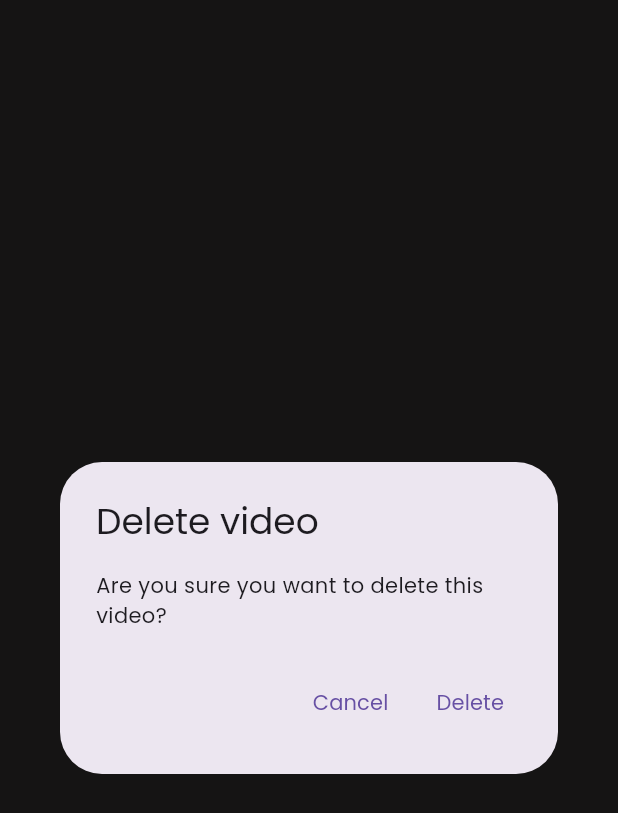
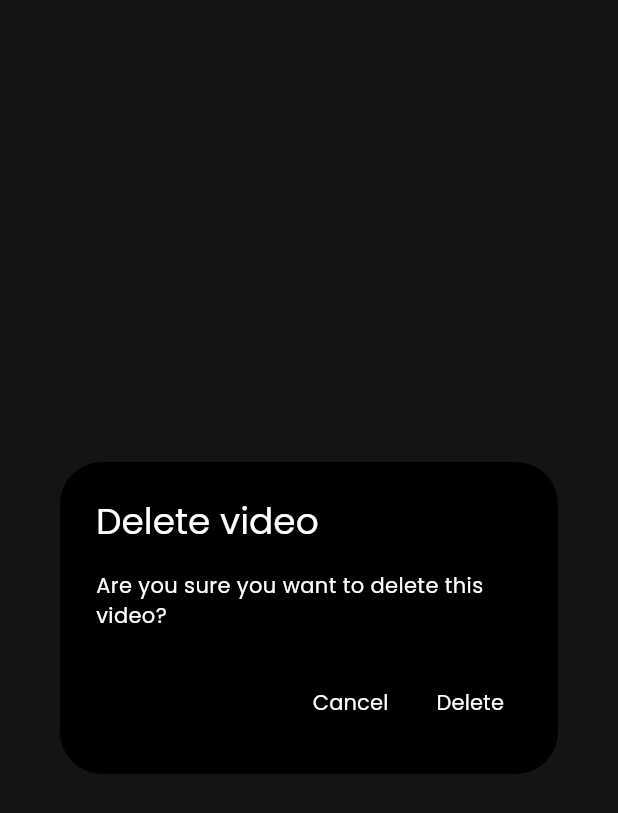
Before and after one commit to A-Asghar/offline_tube, a Flutter app: the DeleteDialog widget shown alone on an empty page, opened directly with empty values, on a phone screen of 412 x 824 dp. Shown: the top 813 px of the screen. Run offline on Flutter 3.47's test engine with Material 3 defaults, Android fonts, the phone set to English and light mode, and no system bars; our stand-ins replace audio_service, cached_network_image, flutter_svg, get_it, hive, hive_flutter and 5 more; missing offline and left inert: observable_ish, youtube_explode_dart; accounts and stored records are empty.

Commit message:
code optimizations

```diff
--- a/lib/downloads/widgets/download_item.dart
+++ b/lib/downloads/widgets/download_item.dart
@@ -1,5 +1,6 @@
 import 'package:cached_network_image/cached_network_image.dart';
 import 'package:flutter/material.dart';
+import 'package:offline_tube/widgets/loading_widget.dart';
 import 'package:youtube_explode_dart/youtube_explode_dart.dart';
 
 class DownloadItem extends StatelessWidget {
@@ -115,10 +116,24 @@ class _DeleteDialogState extends State<DeleteDialog> {
   @override
   Widget build(BuildContext context) {
     return AlertDialog(
-      title: const Text('Delete video'),
+      backgroundColor: Colors.black,
+      title: const Text(
+        'Delete video',
+        style: TextStyle(
+          color: Colors.white,
+        ),
+      ),
       content: _isLoading
-          ? const Center(child: CircularProgressIndicator())
-          : const Text('Are you sure you want to delete this video?'),
+          ? const Column(
+              mainAxisSize: MainAxisSize.min,
+              children: [Loading()],
+            )
+          : const Text(
+              'Are you sure you want to delete this video?',
+              style: TextStyle(
+                color: Colors.white,
+              ),
+            ),
       actions: _isLoading
           ? []
           : [
@@ -126,7 +141,12 @@ class _DeleteDialogState extends State<DeleteDialog> {
                 onPressed: () {
                   Navigator.pop(context);
                 },
-                child: const Text('Cancel'),
+                child: const Text(
+                  'Cancel',
+                  style: TextStyle(
+                    color: Colors.white,
+                  ),
+                ),
               ),
               TextButton(
                 onPressed: () async {
@@ -137,7 +157,12 @@ class _DeleteDialogState extends State<DeleteDialog> {
                   // ignore: use_build_context_synchronously
                   Navigator.pop(context);
                 },
-                child: const Text('Delete'),
+                child: const Text(
+                  'Delete',
+                  style: TextStyle(
+                    color: Colors.white,
+                  ),
+                ),
               ),
             ],
     );
--- a/lib/services/youtube_service.dart
+++ b/lib/services/youtube_service.dart
@@ -74,6 +74,7 @@ class YoutubeService {
             await fileStream.flush();
             await fileStream.close();
             downloadsService.remove(videoId);
+            downloadsService.handleDownloadComplete(videoId);
           },
           onError: (e) {
             debugPrint('Download error for $videoId: $e');
```
Also changed, not shown: lib/bottom_nav_bar/bottom_navbar.dart (+15 -4 lines), lib/bottom_nav_bar/bottom_navbar_viewmodel.dart (+7 -0 lines), lib/downloads/downloads_view.dart (+49 -20 lines), lib/downloads/downloads_viewmodel.dart (+21 -1 lines), lib/services/downloads_service.dart (+16 -0 lines), lib/video_player/video_player_viewmodel.dart (+6 -6 lines), lib/video_player/widgets/download_button.dart (+7 -6 lines).
